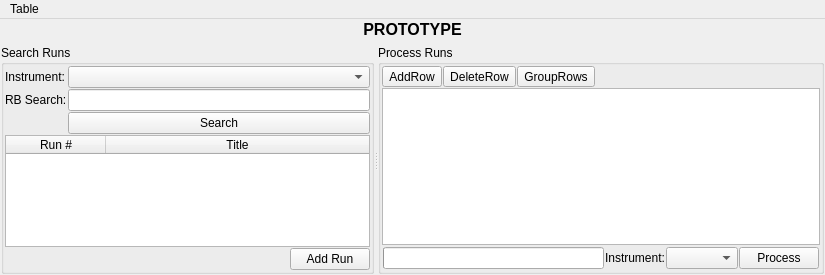
Qt form Code/Mantid/MantidQt/CustomInterfaces/inc/MantidQtCustomInterfaces/ReflMainWidget.ui (mantidproject/mantid) before a commit.
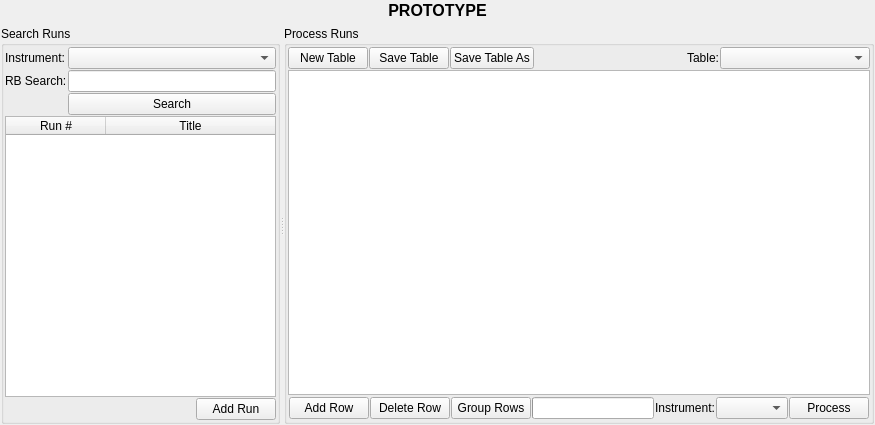
The same form after that commit. Icons and pictures are not drawn. Custom widgets are drawn as their Qt base class.

Commit message:
Revert "Merge remote-tracking branch 'origin/feature/10376_refl_ui_menu_bar'"
This reverts commit f2a383e23964f2b2cd30a35ebae45a41b8505bf1, reversing
changes made to a841023b0767f1283dc34fa577dd0153b84bfcf8.

The edit to the form file:
```diff
--- a/Code/Mantid/MantidQt/CustomInterfaces/inc/MantidQtCustomInterfaces/ReflMainWidget.ui
+++ b/Code/Mantid/MantidQt/CustomInterfaces/inc/MantidQtCustomInterfaces/ReflMainWidget.ui
@@ -6,8 +6,8 @@
    <rect>
     <x>0</x>
     <y>0</y>
-    <width>825</width>
-    <height>275</height>
+    <width>875</width>
+    <height>425</height>
    </rect>
   </property>
   <property name="windowTitle">
@@ -234,23 +234,32 @@
           <item>
            <layout class="QHBoxLayout" name="layoutTableButtons">
             <item>
-             <widget class="QToolButton" name="buttonAddRow">
+             <widget class="QPushButton" name="buttonNew">
+              <property name="toolTip">
+               <string>Start a new table</string>
+              </property>
               <property name="text">
-               <string>AddRow</string>
+               <string>New Table</string>
               </property>
              </widget>
             </item>
             <item>
-             <widget class="QToolButton" name="buttonDeleteRow">
+             <widget class="QPushButton" name="buttonSave">
+              <property name="toolTip">
+               <string>Save the current table as a Table Workspace</string>
+              </property>
               <property name="text">
-               <string>DeleteRow</string>
+               <string>Save Table</string>
               </property>
              </widget>
             </item>
             <item>
-             <widget class="QToolButton" name="buttonGroupRows">
+             <widget class="QPushButton" name="buttonSaveAs">
+              <property name="toolTip">
+               <string>Save the current table as a Table Workspace</string>
+              </property>
               <property name="text">
-               <string>GroupRows</string>
+               <string>Save Table As</string>
               </property>
              </widget>
             </item>
@@ -267,6 +276,37 @@
               </property>
              </spacer>
             </item>
+            <item>
+             <widget class="QLabel" name="labelWorkspaceSelector">
+              <property name="text">
+               <string>Table:</string>
+              </property>
+             </widget>
+            </item>
+            <item>
+             <widget class="MantidQt::MantidWidgets::WorkspaceSelector" name="workspaceSelector">
+              <property name="sizePolicy">
+               <sizepolicy hsizetype="Minimum" vsizetype="Fixed">
+                <horstretch>0</horstretch>
+                <verstretch>0</verstretch>
+               </sizepolicy>
+              </property>
+              <property name="minimumSize">
+               <size>
+                <width>150</width>
+                <height>0</height>
+               </size>
+              </property>
+              <property name="toolTip">
+               <string>Select the Table Workspace to display</string>
+              </property>
+              <property name="WorkspaceTypes" stdset="0">
+               <stringlist>
+                <string>TableWorkspace</string>
+               </stringlist>
+              </property>
+             </widget>
+            </item>
            </layout>
           </item>
           <item>
@@ -311,6 +351,33 @@
             <property name="margin">
              <number>1</number>
             </property>
+            <item>
+             <widget class="QPushButton" name="buttonAddRow">
+              <property name="toolTip">
+               <string>Add a row beneath the selected row(s)</string>
+              </property>
+              <property name="text">
+               <string>Add Row</string>
+              </property>
+             </widget>
+            </item>
+            <item>
+             <widget class="QPushButton" name="buttonDeleteRow">
+              <property name="toolTip">
+               <string>Delete selected row(s) from the table</string>
+              </property>
+              <property name="text">
+               <string>Delete Row</string>
+              </property>
+             </widget>
+            </item>
+            <item>
+             <widget class="QPushButton" name="buttonGroupRows">
+              <property name="text">
+               <string>Group Rows</string>
+              </property>
+             </widget>
+            </item>
             <item>
              <widget class="QProgressBar" name="progressBar"/>
             </item>
@@ -366,35 +433,6 @@
     </item>
    </layout>
   </widget>
-  <widget class="QMenuBar" name="menuBar">
-   <property name="geometry">
-    <rect>
-     <x>0</x>
-     <y>0</y>
-     <width>825</width>
-     <height>23</height>
-    </rect>
-   </property>
-   <widget class="QMenu" name="menuTable">
-    <property name="title">
-     <string>Table</string>
-    </property>
-    <widget class="QMenu" name="menuOpenTable">
-     <property name="title">
-      <string>Open Table</string>
-     </property>
-     <property name="icon">
-      <iconset resource="../../../../MantidPlot/icons/icons.qrc">
-       <normaloff>:/multiload.png</normaloff>:/multiload.png</iconset>
-     </property>
-    </widget>
-    <addaction name="menuOpenTable"/>
-    <addaction name="actionNewTable"/>
-    <addaction name="actionSaveTable"/>
-    <addaction name="actionSaveTableAs"/>
-   </widget>
-   <addaction name="menuTable"/>
-  </widget>
   <action name="actionNewTable">
    <property name="icon">
     <iconset resource="../../../../MantidPlot/icons/icons.qrc">
@@ -459,6 +497,13 @@
    </property>
   </action>
  </widget>
+ <customwidgets>
+  <customwidget>
+   <class>MantidQt::MantidWidgets::WorkspaceSelector</class>
+   <extends>QComboBox</extends>
+   <header>MantidQtMantidWidgets/WorkspaceSelector.h</header>
+  </customwidget>
+ </customwidgets>
  <tabstops>
   <tabstop>comboSearchInstrument</tabstop>
   <tabstop>tableRuns</tabstop>
```
Left out of the diff: 68 changed lines with no effect on the pictures. The commit also changes 7 other files.
